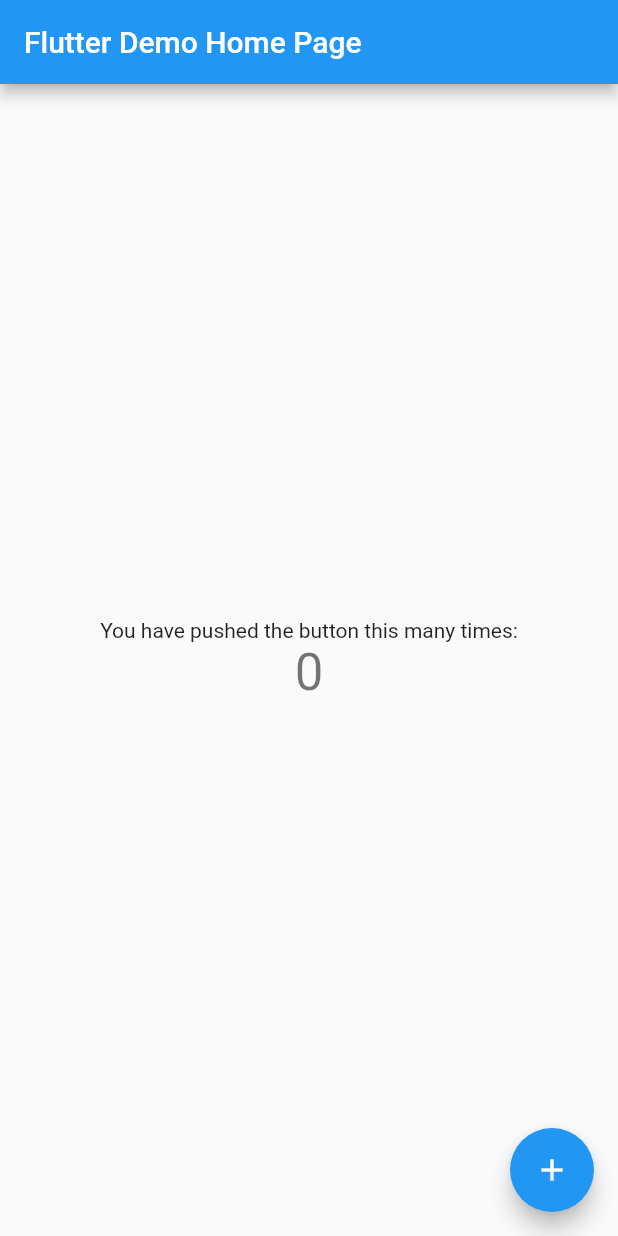
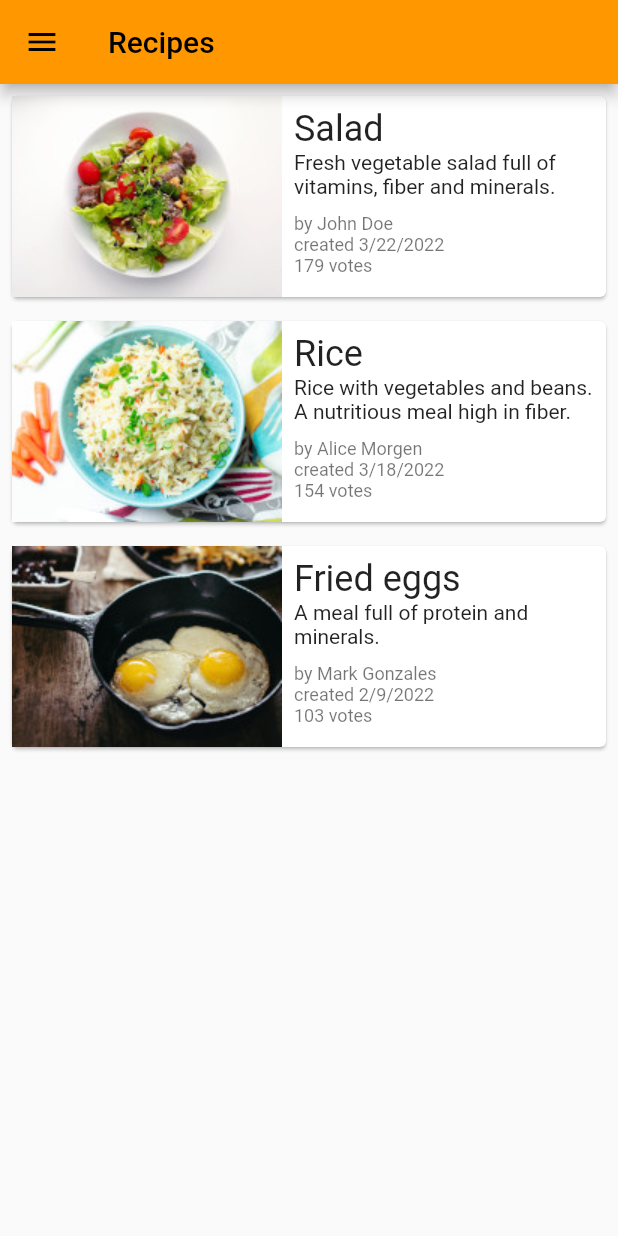
Before and after one commit to localizely/flutter-gen-l10n-example, a Flutter app: the screen it shows after launch, on a phone screen of 412 x 824 dp. Run offline on Flutter 3.47's test engine with Material 2 defaults, Android fonts, the phone set to English and light mode, and no system bars; generated files the repository leaves out were written again.

Commit message:
Make app i18n ready

```diff
--- /dev/null
+++ b/l10n.yaml
@@ -0,0 +1,3 @@
+arb-dir: lib/l10n
+template-arb-file: intl_en.arb
+output-localization-file: app_localizations.dart
--- /dev/null
+++ b/lib/l10n/intl_en.arb
@@ -0,0 +1,45 @@
+{
+  "pageHomeTitle": "Recipes",
+  "pageHomeDrawerHeader": "Recipes",
+  "pageHomeDrawerListTileSettings": "Settings",
+  "pageHomeRecipeAuthor": "by {name}",
+  "@pageHomeRecipeAuthor": {
+    "placeholders": {
+      "name": {
+        "type": "String"
+      }
+    }
+  },
+  "pageHomeRecipeCreated": "created {date}",
+  "@pageHomeRecipeCreated": {
+    "placeholders": {
+      "date": {
+        "type": "DateTime",
+        "format": "yMd"
+      }
+    }
+  },
+  "pageHomeRecipeVotes": "{count, plural, =1 {{count} vote} other {{count} votes}}",
+  "@pageHomeRecipeVotes": {
+    "placeholders": {
+      "count": {
+        "type": "int"
+      }
+    }
+  },
+  "pageHomeRecipeSaladName": "Salad",
+  "pageHomeRecipeSaladDescription": "Fresh vegetable salad full of vitamins, fiber and minerals.",
+  "pageHomeRecipeRiceName": "Rice",
+  "pageHomeRecipeRiceDescription": "Rice with vegetables and beans. A nutritious meal high in fiber.",
+  "pageHomeRecipeFriedEggsName": "Fried eggs",
+  "pageHomeRecipeFriedEggsDescription": "A meal full of protein and minerals.",
+  "pageSettingsTitle": "Settings",
+  "pageSettingsInputLanguage": "{locale, select, ar {عربي} en {English} es {Español} other {-}}",
+  "@pageSettingsInputLanguage": {
+    "placeholders": {
+      "locale": {
+        "type": "String"
+      }
+    }
+  }
+}
--- a/lib/main.dart
+++ b/lib/main.dart
@@ -1,4 +1,8 @@
 import 'package:flutter/material.dart';
+import 'package:flutter_gen/gen_l10n/app_localizations.dart';
+
+import 'views/home.dart';
+import 'views/settings.dart';
 
 void main() {
   runApp(const MyApp());
@@ -7,109 +11,20 @@
 class MyApp extends StatelessWidget {
   const MyApp({Key? key}) : super(key: key);
 
-  // This widget is the root of your application.
   @override
   Widget build(BuildContext context) {
     return MaterialApp(
-      title: 'Flutter Demo',
+      title: 'Recipes',
       theme: ThemeData(
-        // This is the theme of your application.
-        //
-        // Try running your application with "flutter run". You'll see the
-        // application has a blue toolbar. Then, without quitting the app, try
-        // changing the primarySwatch below to Colors.green and then invoke
-        // "hot reload" (press "r" in the console where you ran "flutter run",
-        // or simply save your changes to "hot reload" in a Flutter IDE).
-        // Notice that the counter didn't reset back to zero; the application
-        // is not restarted.
-        primarySwatch: Colors.blue,
+        primarySwatch: Colors.orange,
       ),
-      home: const MyHomePage(title: 'Flutter Demo Home Page'),
+      localizationsDelegates: AppLocalizations.localizationsDelegates,
+      supportedLocales: AppLocalizations.supportedLocales,
+      routes: {
+        '/': (context) => const Home(),
+        '/settings': (context) => const Settings(),
+      },
+      initialRoute: '/',
     );
   }
 }
-
-class MyHomePage extends StatefulWidget {
-  const MyHomePage({Key? key, required this.title}) : super(key: key);
-
-  // This widget is the home page of your application. It is stateful, meaning
-  // that it has a State object (defined below) that contains fields that affect
-  // how it looks.
-
-  // This class is the configuration for the state. It holds the values (in this
-  // case the title) provided by the parent (in this case the App widget) and
-  // used by the build method of the State. Fields in a Widget subclass are
-  // always marked "final".
-
-  final String title;
-
-  @override
-  State<MyHomePage> createState() => _MyHomePageState();
-}
-
-class _MyHomePageState extends State<MyHomePage> {
-  int _counter = 0;
-
-  void _incrementCounter() {
-    setState(() {
-      // This call to setState tells the Flutter framework that something has
-      // changed in this State, which causes it to rerun the build method below
-      // so that the display can reflect the updated values. If we changed
-      // _counter without calling setState(), then the build method would not be
-      // called again, and so nothing would appear to happen.
-      _counter++;
-    });
-  }
-
-  @override
-  Widget build(BuildContext context) {
-    // This method is rerun every time setState is called, for instance as done
-    // by the _incrementCounter method above.
-    //
-    // The Flutter framework has been optimized to make rerunning build methods
-    // fast, so that you can just rebuild anything that needs updating rather
-    // than having to individually change instances of widgets.
-    return Scaffold(
-      appBar: AppBar(
-        // Here we take the value from the MyHomePage object that was created by
-        // the App.build method, and use it to set our appbar title.
-        title: Text(widget.title),
-      ),
-      body: Center(
-        // Center is a layout widget. It takes a single child and positions it
-        // in the middle of the parent.
-        child: Column(
-          // Column is also a layout widget. It takes a list of children and
-          // arranges them vertically. By default, it sizes itself to fit its
-          // children horizontally, and tries to be as tall as its parent.
-          //
-          // Invoke "debug painting" (press "p" in the console, choose the
-          // "Toggle Debug Paint" action from the Flutter Inspector in Android
-          // Studio, or the "Toggle Debug Paint" command in Visual Studio Code)
-          // to see the wireframe for each widget.
-          //
-          // Column has various properties to control how it sizes itself and
-          // how it positions its children. Here we use mainAxisAlignment to
-          // center the children vertically; the main axis here is the vertical
-          // axis because Columns are vertical (the cross axis would be
-          // horizontal).
-          mainAxisAlignment: MainAxisAlignment.center,
-          children: <Widget>[
-            const Text(
-              'You have pushed the button this many times:',
-            ),
-            Text(
-              '$_counter',
-              style: Theme.of(context).textTheme.headline4,
-            ),
-          ],
-        ),
-      ),
-      floatingActionButton: FloatingActionButton(
-        onPressed: _incrementCounter,
-        tooltip: 'Increment',
-        child: const Icon(Icons.add),
-      ), // This trailing comma makes auto-formatting nicer for build methods.
-    );
-  }
-}
--- /dev/null
+++ b/lib/views/home.dart
@@ -0,0 +1,79 @@
+import 'package:flutter/material.dart';
+import 'package:flutter_gen/gen_l10n/app_localizations.dart';
+
+import '../widgets/recipe_card.dart';
+
+class Home extends StatelessWidget {
+  const Home({Key? key}) : super(key: key);
+
+  @override
+  Widget build(BuildContext context) {
+    var t = AppLocalizations.of(context)!;
+    var theme = Theme.of(context);
+
+    return Scaffold(
+      appBar: AppBar(
+        title: Text(t.pageHomeTitle),
+      ),
+      body: SingleChildScrollView(
+        child: Column(
+          mainAxisAlignment: MainAxisAlignment.start,
+          children: <Widget>[
+            RecipeCard(
+              image: "assets/images/unsplash_salad.jpg",
+              name: t.pageHomeRecipeSaladName,
+              description: t.pageHomeRecipeSaladDescription,
+              author: t.pageHomeRecipeAuthor("John Doe"),
+              created: t.pageHomeRecipeCreated(DateTime.parse("2022-03-22")),
+              votes: t.pageHomeRecipeVotes(179),
+            ),
+            RecipeCard(
+              image: "assets/images/unsplash_rice.jpg",
+              name: t.pageHomeRecipeRiceName,
+              description: t.pageHomeRecipeRiceDescription,
+              author: t.pageHomeRecipeAuthor("Alice Morgen"),
+              created: t.pageHomeRecipeCreated(DateTime.parse("2022-03-18")),
+              votes: t.pageHomeRecipeVotes(154),
+            ),
+            RecipeCard(
+              image: "assets/images/unsplash_eggs.jpg",
+              name: t.pageHomeRecipeFriedEggsName,
+              description: t.pageHomeRecipeFriedEggsDescription,
+              author: t.pageHomeRecipeAuthor("Mark Gonzales"),
+              created: t.pageHomeRecipeCreated(DateTime.parse("2022-02-09")),
+              votes: t.pageHomeRecipeVotes(103),
+            ),
+          ],
+        ),
+      ),
+      drawer: Drawer(
+        child: ListView(
+          padding: EdgeInsets.zero,
+          children: [
+            DrawerHeader(
+              decoration: const BoxDecoration(
+                color: Colors.orange,
+              ),
+              child: Text(
+                t.pageHomeDrawerHeader,
+                style: theme.textTheme.headline4,
+              ),
+            ),
+            ListTile(
+              title: Text(
+                t.pageHomeDrawerListTileSettings,
+                style: theme.textTheme.subtitle1,
+              ),
+              onTap: () {
+                Navigator.pushNamed(
+                  context,
+                  '/settings',
+                );
+              },
+            )
+          ],
+        ),
+      ),
+    );
+  }
+}
--- /dev/null
+++ b/lib/widgets/recipe_card.dart
@@ -0,0 +1,70 @@
+import 'package:flutter/material.dart';
+
+class RecipeCard extends StatelessWidget {
+  final String image;
+  final String name;
+  final String description;
+  final String author;
+  final String created;
+  final String votes;
+
+  const RecipeCard(
+      {Key? key,
+      required this.image,
+      required this.name,
+      required this.description,
+      required this.author,
+      required this.created,
+      required this.votes})
+      : super(key: key);
+
+  @override
+  Widget build(BuildContext context) {
+    return Padding(
+      padding: const EdgeInsets.all(4),
+      child: Card(
+        child: Row(
+          crossAxisAlignment: CrossAxisAlignment.start,
+          children: [
+            Image.asset(
+              image,
+              width: 180,
+              height: 134,
+            ),
+            Expanded(
+              child: Padding(
+                padding: const EdgeInsets.all(8),
+                child: Column(
+                  crossAxisAlignment: CrossAxisAlignment.start,
+                  children: [
+                    Text(
+                      name,
+                      style: Theme.of(context).textTheme.headlineSmall,
+                    ),
+                    Text(
+                      description,
+                      style: Theme.of(context).textTheme.bodyMedium,
+                    ),
+                    const SizedBox(height: 10),
+                    Text(
+                      author,
+                      style: Theme.of(context).textTheme.bodySmall,
+                    ),
+                    Text(
+                      created,
+                      style: Theme.of(context).textTheme.bodySmall,
+                    ),
+                    Text(
+                      votes,
+                      style: Theme.of(context).textTheme.bodySmall,
+                    ),
+                  ],
+                ),
+              ),
+            ),
+          ],
+        ),
+      ),
+    );
+  }
+}
```
Also changed, not shown: lib/l10n/intl_ar.arb (added, +45 -0 lines), lib/l10n/intl_es.arb (added, +45 -0 lines), lib/views/settings.dart (added, +53 -0 lines), pubspec.yaml (+9 -0 lines), assets/images/unsplash_eggs.jpg (added), assets/images/unsplash_rice.jpg (added), assets/images/unsplash_salad.jpg (added), pubspec.lock, 1 other file.
